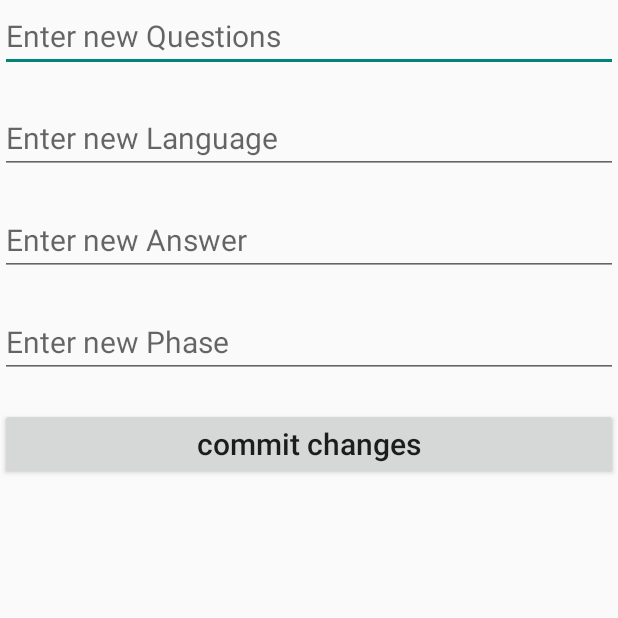
After one commit to L3MON4D3/voc5, an Android app: the EditActivity screen opened directly, with no data from a screen before it, on a phone screen of 412 x 824 dp, the top half of it. The commit adds this screen. Run offline under Robolectric (Android 15) with nearby library versions, the phone set to English and light mode, and no system bars; 1 statement that could not run was skipped.

Commit message:
changes to multiple classes to allow functionality of EditActivity

```diff
--- a/Java/app/src/main/java/com.L3MON4D3.voc5/Client/Vocab.java
+++ b/Java/app/src/main/java/com.L3MON4D3.voc5/Client/Vocab.java
@@ -30,6 +30,9 @@ public class Vocab {
     public String getQuestion() { return question; }
     public String getLanguage() { return language; }
 
+    public void setPhase(int newPhase){this.phase = newPhase;}//needed to edit Vocab
+    public void setId(int newId){this.id = newId;}
+
     /**
      * Get Object as String.
      * @return String as follows: "id:__\nanswer:__\nquestion:__\nlanguage:__\n"
--- /dev/null
+++ b/Java/app/src/main/java/com.L3MON4D3.voc5/UI/EditActivity.java
@@ -0,0 +1,84 @@
+package com.L3MON4D3.voc5.UI;
+
+import android.content.Intent;
+import android.os.Bundle;
+import android.view.View;
+import android.widget.Button;
+import android.widget.EditText;
+import android.widget.Toast;
+
+import com.L3MON4D3.voc5.Client.Vocab;
+import com.L3MON4D3.voc5.R;
+
+public class EditActivity extends VocActivity{
+    EditText newQuestionEt;
+    EditText newLanguageEt;
+    EditText newAnswerEt;
+    EditText newPhaseEt;
+    Button commitChangesBtn;
+
+    @Override
+    protected void onCreate(Bundle savedInstanceState) {
+        super.onCreate(savedInstanceState);
+        setContentView(R.layout.activity_edit_activity);
+
+        //retrieve the ID of voc that needs to be changed
+        int vocId = getIntent().getExtras().getInt("com.L3MON4D3.voc5");
+
+        commitChangesBtn = findViewById(R.id.commitChangeBtn);
+        commitChangesBtn.setOnClickListener(new View.OnClickListener() {
+            @Override
+            public void onClick(View view) {
+                //Creates a new Voc that will be changed on server, ID must be set to change Voc
+                Vocab newVoc = vocBuilder();
+                newVoc.setId(vocId);
+                client.updateVocRqst(newVoc);
+                Intent startIntent = new Intent(getApplicationContext(),GalleryActivity.class);
+                startIntent.putExtra("com.L3MON4D3.voc5", vocId);
+                startActivity(startIntent);
+            }
+        });
+    }
+
+    /**
+     * Creates a vocab out of parameters entered into EditTexts when Button was pressed
+     * @return changed Vocabulary to be sent to server without id;
+     */
+    public Vocab vocBuilder(){
+        newQuestionEt = findViewById(R.id.newQuestionEt);
+        newLanguageEt = findViewById(R.id.newLanguageEt);
+        newAnswerEt = findViewById(R.id.newAnswerEt);
+
+
+        String newQuestion = newQuestionEt.getText().toString();
+        String newLanguage = newLanguageEt.getText().toString();
+        String newAnswer = newAnswerEt.getText().toString();
+
+        Vocab newVoc = new Vocab(newAnswer, newQuestion, newLanguage);
+        newVoc.setPhase(createPhase());
+        return newVoc;
+
+    }
+
+    /**
+     * Makes a phase with content of EditText, if not a String it displays a Toast
+     * @return newPhase for the voc
+     */
+    public int createPhase(){
+        newPhaseEt = findViewById(R.id.newPhaseEt);
+        String tmp = newPhaseEt.getText().toString();
+        int newPhase;
+        //check if input in EditText is a number
+        try {
+            newPhase = Integer.parseInt(tmp);
+        }catch (Exception e){
+            Toast toast = Toast.makeText(getApplicationContext(),
+                    "Phase muss eine Zahl sein",
+                    Toast.LENGTH_SHORT);
+
+            toast.show();
+            newPhase= 0;//todo checken ob 0 als ID verwendet wird und fehler ID einrichten
+        }
+        return newPhase;
+    }
+}
--- /dev/null
+++ b/Java/app/src/main/res/layout/activity_edit_activity.xml
@@ -0,0 +1,51 @@
+<?xml version="1.0" encoding="utf-8"?>
+<LinearLayout xmlns:android="http://schemas.android.com/apk/res/android"
+    xmlns:app="http://schemas.android.com/apk/res-auto"
+    xmlns:tools="http://schemas.android.com/tools"
+    android:layout_width="fill_parent"
+    android:layout_height="fill_parent"
+    android:layout_gravity="center"
+    android:orientation="vertical">
+
+    <EditText
+        android:id="@+id/newQuestionEt"
+        android:layout_width="match_parent"
+        android:layout_height="wrap_content"
+        android:hint="Enter new Questions"
+        android:textSize="20dp" />
+
+    <EditText
+        android:id="@+id/newLanguageEt"
+        android:layout_width="match_parent"
+        android:layout_height="wrap_content"
+        android:layout_marginTop="20dp"
+        android:hint="Enter new Language"
+        android:textSize="20dp" />
+
+    <EditText
+        android:id="@+id/newAnswerEt"
+        android:layout_width="match_parent"
+        android:layout_height="wrap_content"
+        android:layout_marginTop="20dp"
+        android:hint="Enter new Answer"
+        android:textSize="20dp" />
+
+    <EditText
+        android:id="@+id/newPhaseEt"
+        android:layout_width="match_parent"
+        android:layout_height="wrap_content"
+        android:layout_marginTop="20dp"
+        android:hint="Enter new Phase"
+        android:textSize="20dp" />
+
+    <Button
+        android:id="@+id/commitChangeBtn"
+        android:layout_width="match_parent"
+        android:layout_height="wrap_content"
+        android:layout_marginTop="20dp"
+        android:text="commit changes"
+        android:textAllCaps="false"
+        android:textSize="20dp" />
+
+
+</LinearLayout>
```
Also changed, not shown: Java/app/src/main/java/com.L3MON4D3.voc5/UI/MainMenuActivity.java (+7 -0 lines), Java/app/src/main/java/com.L3MON4D3.voc5/UI/VocActivity.java (+10 -1 lines), Java/app/src/main/res/layout/activity_main_menu.xml (+9 -0 lines).
